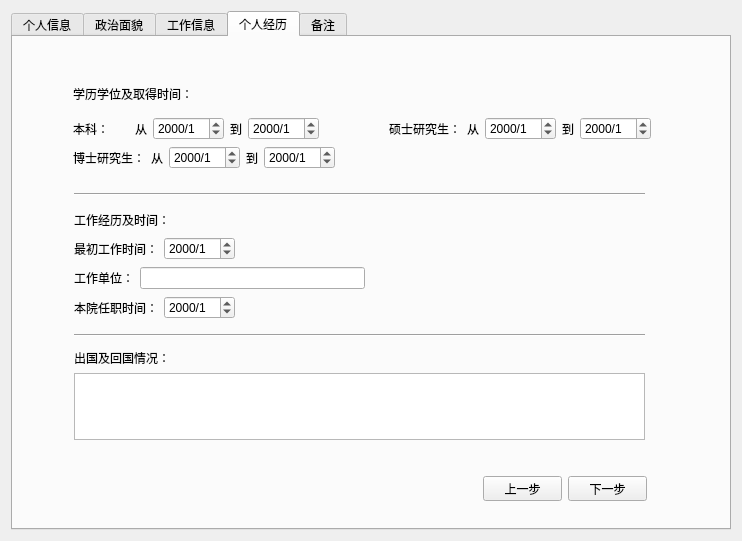
The window that addteacherinfodialog.ui (faellsa/teachersmanagement) describes before a commit, drawn with Qt 5.
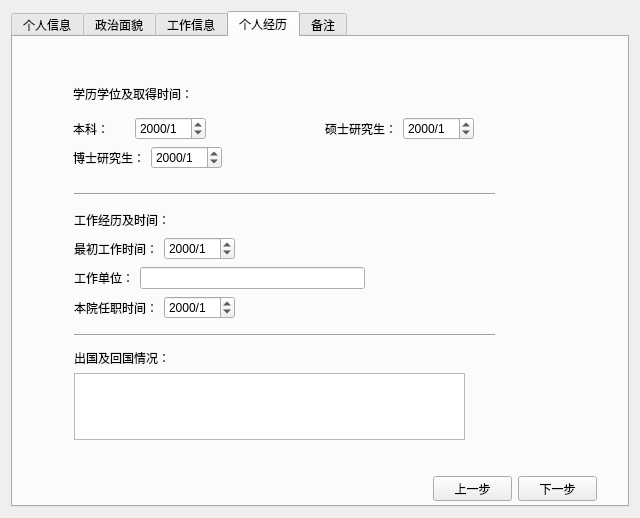
The same window after the commit. The open tabs and pages were chosen to show the change.

Patch:
```diff
--- a/addteacherinfodialog.ui
+++ b/addteacherinfodialog.ui
@@ -6,8 +6,8 @@
    <rect>
     <x>0</x>
     <y>0</y>
-    <width>742</width>
-    <height>541</height>
+    <width>640</width>
+    <height>518</height>
    </rect>
   </property>
   <property name="windowTitle">
@@ -910,7 +910,7 @@
       <widget class="QWidget" name="layoutWidget_7">
        <property name="geometry">
         <rect>
-         <x>470</x>
+         <x>420</x>
          <y>439</y>
          <width>164</width>
          <height>25</height>
@@ -1052,7 +1052,7 @@
         <rect>
          <x>61</x>
          <y>312</y>
-         <width>571</width>
+         <width>391</width>
          <height>91</height>
         </rect>
        </property>
@@ -1093,7 +1093,7 @@
         <rect>
          <x>61</x>
          <y>149</y>
-         <width>571</width>
+         <width>421</width>
          <height>16</height>
         </rect>
        </property>
@@ -1106,7 +1106,7 @@
         <rect>
          <x>61</x>
          <y>290</y>
-         <width>571</width>
+         <width>421</width>
          <height>16</height>
         </rect>
        </property>
@@ -1119,7 +1119,7 @@
         <rect>
          <x>60</x>
          <y>40</y>
-         <width>578</width>
+         <width>401</width>
          <height>101</height>
         </rect>
        </property>
@@ -1151,28 +1151,7 @@
                </widget>
               </item>
               <item>
-               <widget class="QLabel" name="label_16">
-                <property name="text">
-                 <string>从</string>
-                </property>
-               </widget>
-              </item>
-              <item>
-               <widget class="QDateEdit" name="dateEdit_3">
-                <property name="displayFormat">
-                 <string>yyyy/M</string>
-                </property>
-               </widget>
-              </item>
-              <item>
-               <widget class="QLabel" name="label_17">
-                <property name="text">
-                 <string>到</string>
-                </property>
-               </widget>
-              </item>
-              <item>
-               <widget class="QDateEdit" name="dateEdit_4">
+               <widget class="QDateEdit" name="m_BachelorTime">
                 <property name="displayFormat">
                  <string>yyyy/M</string>
                 </property>
@@ -1203,28 +1182,7 @@
                </widget>
               </item>
               <item>
-               <widget class="QLabel" name="label_19">
-                <property name="text">
-                 <string>从</string>
-                </property>
-               </widget>
-              </item>
-              <item>
-               <widget class="QDateEdit" name="dateEdit_6">
-                <property name="displayFormat">
-                 <string>yyyy/M</string>
-                </property>
-               </widget>
-              </item>
-              <item>
-               <widget class="QLabel" name="label_18">
-                <property name="text">
-                 <string>到</string>
-                </property>
-               </widget>
-              </item>
-              <item>
-               <widget class="QDateEdit" name="dateEdit_7">
+               <widget class="QDateEdit" name="m_MasterTime">
                 <property name="displayFormat">
                  <string>yyyy/M</string>
                 </property>
@@ -1244,28 +1202,7 @@
              </widget>
             </item>
             <item>
-             <widget class="QLabel" name="label_28">
-              <property name="text">
-               <string>从</string>
-              </property>
-             </widget>
-            </item>
-            <item>
-             <widget class="QDateEdit" name="dateEdit_8">
-              <property name="displayFormat">
-               <string>yyyy/M</string>
-              </property>
-             </widget>
-            </item>
-            <item>
-             <widget class="QLabel" name="label_20">
-              <property name="text">
-               <string>到</string>
-              </property>
-             </widget>
-            </item>
-            <item>
-             <widget class="QDateEdit" name="dateEdit_9">
+             <widget class="QDateEdit" name="m_DoctorTime">
               <property name="displayFormat">
                <string>yyyy/M</string>
               </property>
```
Left out of the diff: 90 changed lines with no effect on the pictures.
